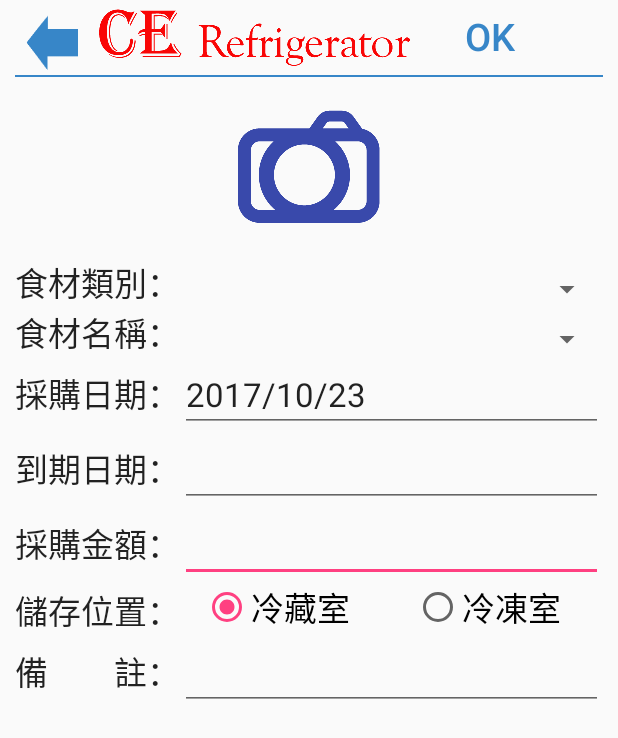
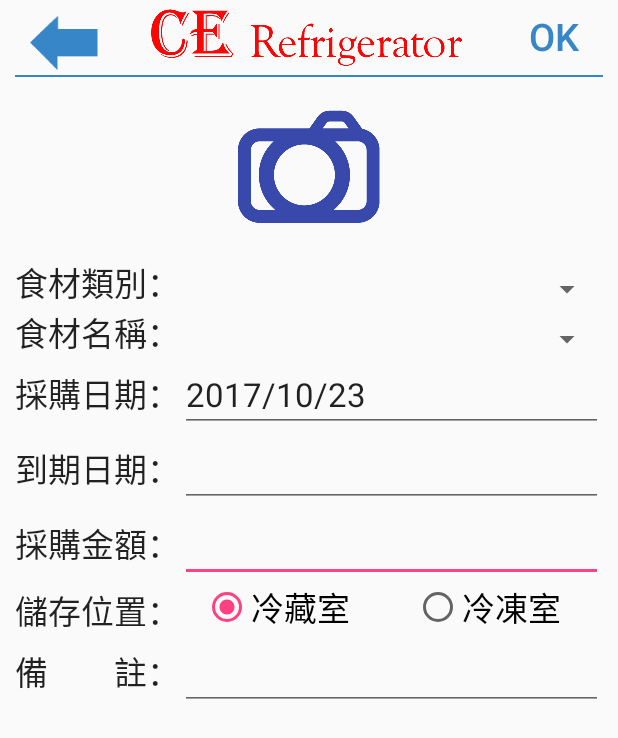
Before and after one commit to chrislai0621/Ce_Refrigerator, an Android app: the Item screen opened directly, with no data from a screen before it, on a phone screen of 412 x 824 dp. Shown: the top 738 px of the screen. Run offline under Robolectric (Android 15) with nearby library versions, the phone set to English and light mode, and no system bars.

Commit message:
修改header

```diff
--- a/app/src/main/res/layout/header.xml
+++ b/app/src/main/res/layout/header.xml
@@ -11,19 +11,22 @@
             android:orientation="horizontal">
 
             <Button
-                android:layout_width="50dp"
+                android:layout_width="0dp"
                 android:layout_height="40dp"
+                android:layout_weight="1"
                 android:background="@drawable/back"
                 android:onClick="BackPage"/>
 
             <ImageView
-                android:layout_width="wrap_content"
+                android:layout_width="0dp"
                 android:layout_height="wrap_content"
+                android:layout_weight="4"
                 android:src="@drawable/title_2" />
 
             <Button android:id="@+id/btnAction"
-                android:layout_width="wrap_content"
+                android:layout_width="0dp"
                 android:layout_height="wrap_content"
+                android:layout_weight="1"
                 android:background="#00ffffff"
                 android:text="+"
                 android:textColor="#3786c8"
```
